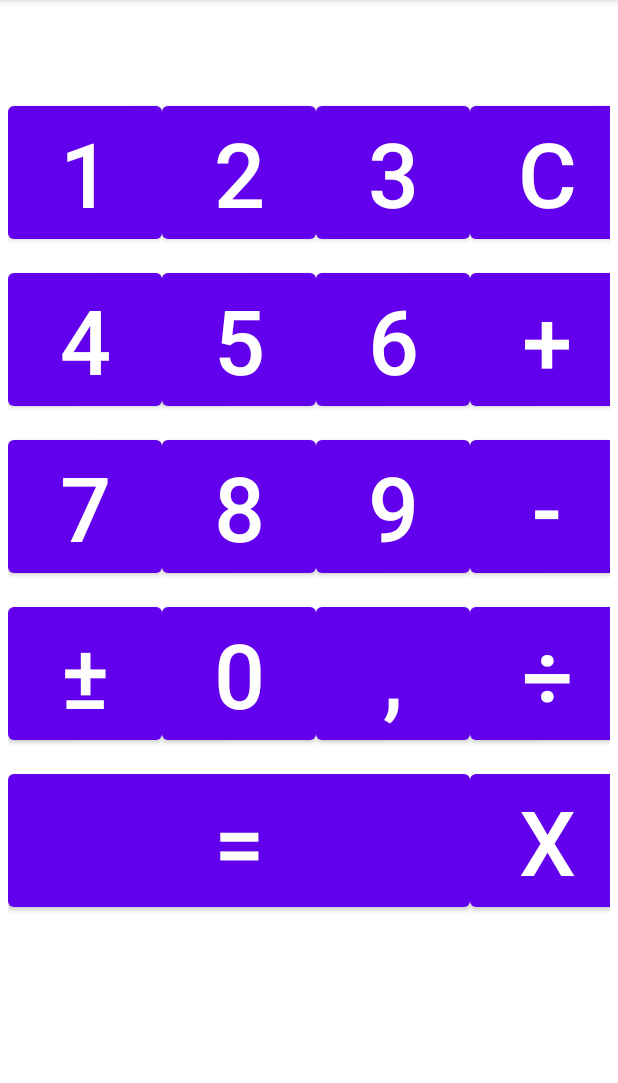
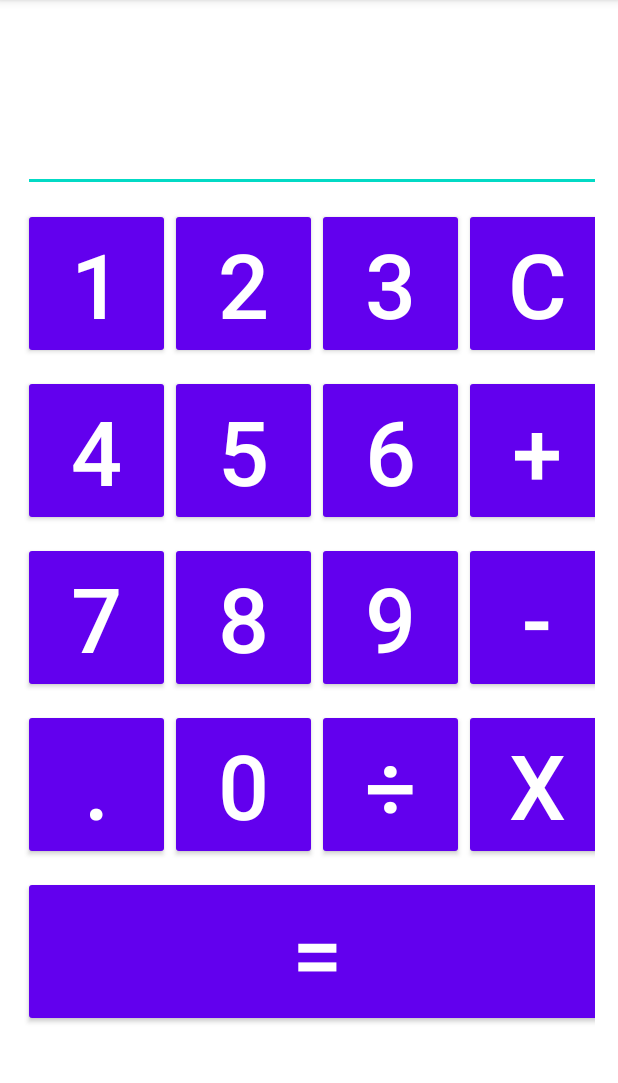
Before and after one commit to Miguelaxon/Calculadora3, an Android app: the screen it shows after launch (MainActivity), on a phone screen of 412 x 824 dp, the part 84-1167 px from its top. Run offline under Robolectric (Android 15) with nearby library versions, the phone set to English and light mode, and no system bars; 1 statement that could not run was skipped.

```diff
--- a/app/src/main/res/layout/activity_main.xml
+++ b/app/src/main/res/layout/activity_main.xml
@@ -5,89 +5,129 @@
     android:layout_width="match_parent"
     android:layout_height="match_parent"
     tools:context=".MainActivity">
+
     <TableLayout
         android:id="@+id/tableLayout1"
         android:layout_width="match_parent"
         android:layout_height="match_parent"
+        android:layout_marginStart="10dp"
+        android:layout_marginTop="5dp"
+        android:layout_marginEnd="10dp"
+        android:layout_marginBottom="20dp"
         android:orientation="vertical"
-        android:stretchColumns="*">
+        android:stretchColumns="*"
+        app:layout_constraintBottom_toBottomOf="parent"
+        app:layout_constraintEnd_toEndOf="parent"
+        app:layout_constraintStart_toStartOf="parent"
+        app:layout_constraintTop_toTopOf="parent">
 
         <TableRow
             android:id="@+id/tableRow1"
             android:layout_width="wrap_content"
             android:layout_height="wrap_content"
             android:padding="5dp">
-            <TextView
+
+            <EditText
                 android:id="@+id/num1"
-                android:textSize="36sp"
-                android:layout_span="4"/>
+                android:layout_span="4"
+                android:cursorVisible="true"
+                android:gravity="right"
+                android:textSize="72sp" />
         </TableRow>
+
         <TableRow
             android:id="@+id/tableRow2"
             android:layout_width="wrap_content"
             android:layout_height="wrap_content"
             android:padding="5dp">
+
             <Button
                 android:id="@+id/buttonUno"
-                android:textSize="60sp"
-                android:text="1"/>
+                style="@style/Widget.AppCompat.Button.Colored"
+                android:text="@string/uno"
+                android:textSize="60sp" />
+
             <Button
                 android:id="@+id/buttonDos"
-                android:textSize="60sp"
-                android:text="2"/>
+                style="@style/Widget.AppCompat.Button.Colored"
+                android:text="@string/dos"
+                android:textSize="60sp" />
+
             <Button
                 android:id="@+id/buttonTres"
-                android:textSize="60sp"
-                android:text="3" />
+                style="@style/Widget.AppCompat.Button.Colored"
+                android:text="@string/tres"
+                android:textSize="60sp" />
+
             <Button
                 android:id="@+id/buttonClear"
-                android:textSize="60sp"
-                android:text="C" />
+                style="@style/Widget.AppCompat.Button.Colored"
+                android:text="@string/clean"
+                android:textSize="60sp" />
         </TableRow>
+
         <TableRow
             android:id="@+id/tableRow3"
             android:layout_width="wrap_content"
             android:layout_height="wrap_content"
             android:padding="5dp">
+
             <Button
                 android:id="@+id/buttonCuatro"
-            android:textSize="60sp"
-            android:text="4"/>
+                style="@style/Widget.AppCompat.Button.Colored"
+                android:text="@string/cuatro"
+                android:textSize="60sp" />
+
             <Button
                 android:id="@+id/buttonCinco"
-                android:textSize="60sp"
-                android:text="5"/>
+                style="@style/Widget.AppCompat.Button.Colored"
+                android:text="@string/cinco"
+                android:textSize="60sp" />
+
             <Button
                 android:id="@+id/buttonSeis"
-            android:textSize="60sp"
-            android:text="6"/>
+                style="@style/Widget.AppCompat.Button.Colored"
+                android:text="@string/seis"
+                android:textSize="60sp" />
+
             <Button
                 android:id="@+id/buttonMas"
-            android:textSize="60sp"
-            android:text="+"/>
+                style="@style/Widget.AppCompat.Button.Colored"
+                android:text="@string/mas"
+                android:textSize="60sp" />
         </TableRow>
+
         <TableRow
             android:id="@+id/tableRow4"
             android:layout_width="wrap_content"
             android:layout_height="wrap_content"
             android:padding="5dp">
+
             <Button
                 android:id="@+id/buttonSiete"
-                android:textSize="60sp"
-                android:text="7"/>
+                style="@style/Widget.AppCompat.Button.Colored"
+                android:text="@string/siete"
+                android:textSize="60sp" />
+
             <Button
                 android:id="@+id/buttonOcho"
-                android:textSize="60sp"
-                android:text="8"/>
+                style="@style/Widget.AppCompat.Button.Colored"
+                android:text="@string/ocho"
+                android:textSize="60sp" />
+
             <Button
                 android:id="@+id/buttonNueve"
-                android:textSize="60sp"
-                android:text="9"/>
+                style="@style/Widget.AppCompat.Button.Colored"
+                android:text="@string/nueve"
+                android:textSize="60sp" />
+
             <Button
                 android:id="@+id/buttonMenos"
-                android:textSize="60sp"
-                android:text="-"/>
+                style="@style/Widget.AppCompat.Button.Colored"
+                android:text="@string/menos"
+                android:textSize="60sp" />
         </TableRow>
+
         <TableRow
             android:id="@+id/tableRow5"
             android:layout_width="wrap_content"
@@ -95,37 +135,43 @@
             android:padding="5dp">
 
             <Button
-                android:id="@+id/Negativo"
-                android:text="±"
+                android:id="@+id/buttonDecimal"
+                style="@style/Widget.AppCompat.Button.Colored"
+                android:text="@string/punto"
                 android:textSize="60sp" />
 
             <Button
                 android:id="@+id/buttonCero"
+                style="@style/Widget.AppCompat.Button.Colored"
                 android:text="@string/btnCero"
                 android:textSize="60sp" />
-            <Button
-                android:id="@+id/buttonDecimal"
-                android:textSize="60sp"
-                android:text=","/>
+
             <Button
                 android:id="@+id/buttonDividir"
-                android:textSize="60sp"
-                android:text="÷"/>
+                style="@style/Widget.AppCompat.Button.Colored"
+                android:text="@string/dividir"
+                android:textSize="60sp" />
+
+            <Button
+                android:id="@+id/buttonMultiplicar"
+                style="@style/Widget.AppCompat.Button.Colored"
+                android:text="@string/multiplicacion"
+                android:textSize="60sp" />
         </TableRow>
+
         <TableRow
             android:id="@+id/tableRow6"
             android:layout_width="wrap_content"
             android:layout_height="wrap_content"
             android:padding="5dp">
+
             <Button
                 android:id="@+id/buttonIgual"
-                android:layout_span="3"
-                android:textSize="60sp"
-                android:text="="/>
-            <Button
-                android:id="@+id/buttonMultiplicar"
-                android:textSize="60sp"
-                android:text="X"/>
+                style="@style/Widget.AppCompat.Button.Colored"
+                android:layout_span="4"
+                android:text="@string/igual"
+                android:textSize="60sp" />
+
         </TableRow>
     </TableLayout>
 </androidx.constraintlayout.widget.ConstraintLayout>
--- a/app/src/main/res/values/strings.xml
+++ b/app/src/main/res/values/strings.xml
@@ -1,4 +1,21 @@
 <resources>
     <string name="app_name">Calculadora3</string>
     <string name="btnCero">0</string>
+    <string name="uno">1</string>
+    <string name="cuatro">4</string>
+    <string name="mas">+</string>
+    <string name="nueve">9</string>
+    <string name="punto">.</string>
+    <string name="negativo">±</string>
+    <string name="dividir">÷</string>
+    <string name="igual">=</string>
+    <string name="menos">-</string>
+    <string name="ocho">8</string>
+    <string name="multiplicacion">X</string>
+    <string name="siete">7</string>
+    <string name="seis">6</string>
+    <string name="cinco">5</string>
+    <string name="clean">C</string>
+    <string name="tres">3</string>
+    <string name="dos">2</string>
 </resources>
```
Also changed, not shown: app/src/main/java/com/example/calculadora3/MainActivity.java (+37 -48 lines). Lines whose indentation alone changed are shown as unchanged.
